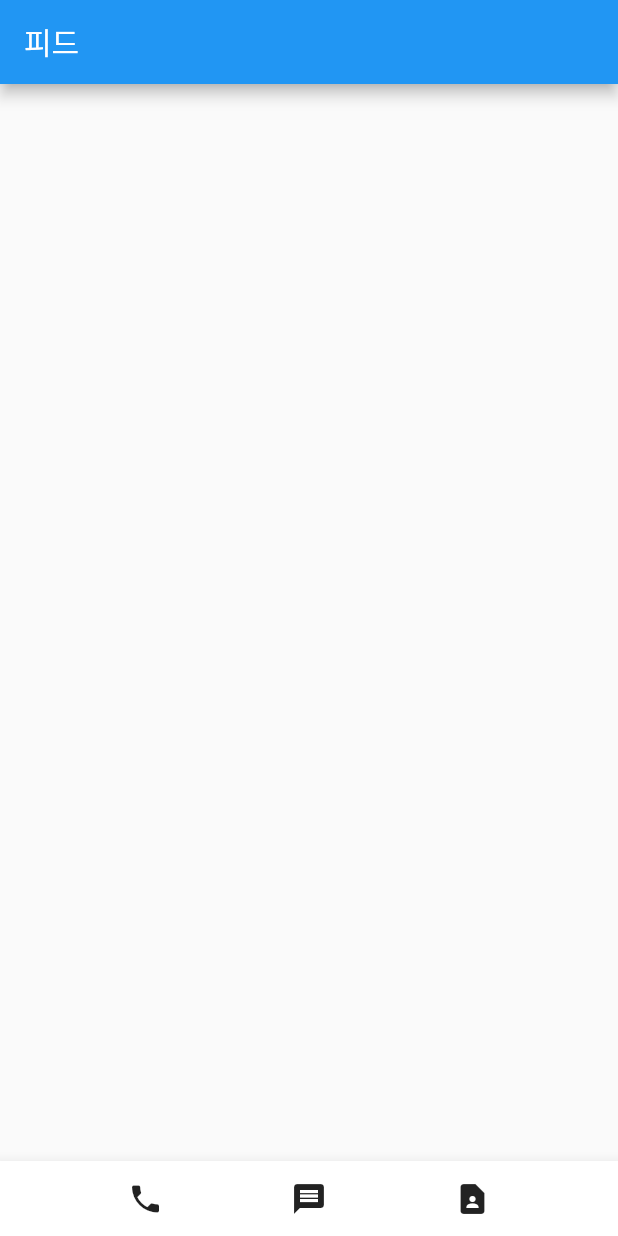
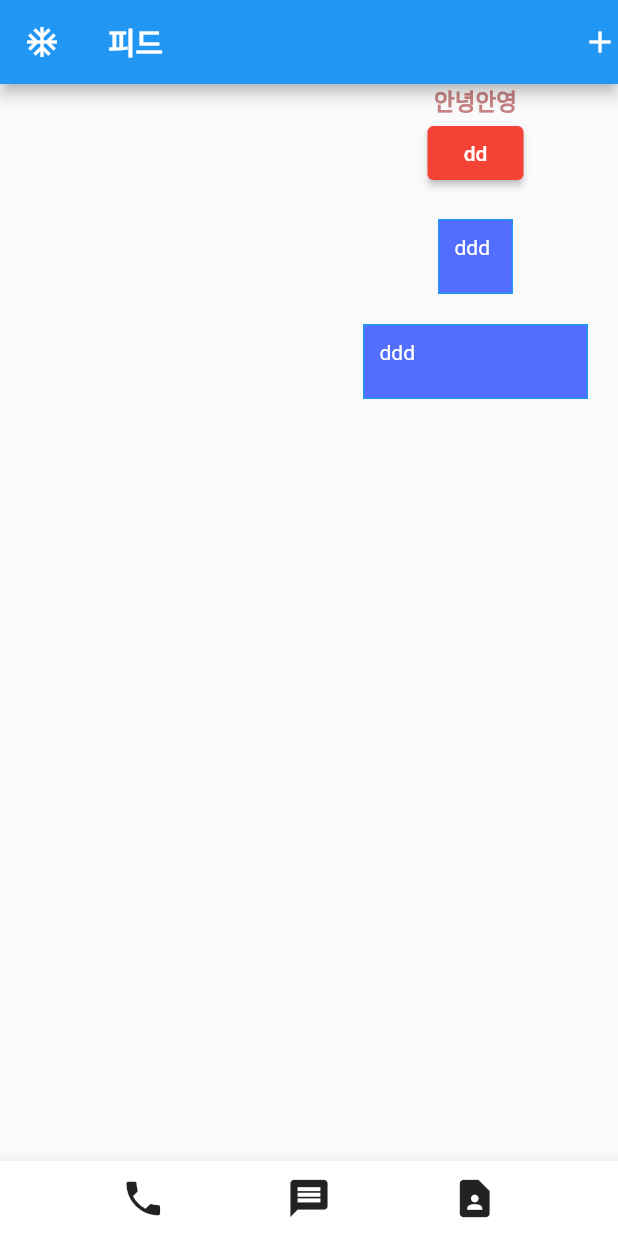
Before and after one commit to sang459/flutter_contact, a Flutter app: the screen it shows after launch, on a phone screen of 412 x 824 dp. Run offline on Flutter 3.47's test engine with Material 2 defaults, Android fonts, the phone set to English and light mode, and no system bars.

Commit message:
Typography와 Layout 과제 전

```diff
--- a/lib/main.dart
+++ b/lib/main.dart
@@ -12,9 +12,70 @@ class MyApp extends StatelessWidget {
 
     return MaterialApp(
       home: Scaffold(
-        appBar: AppBar( title: Text('피드'), ),
+        appBar: AppBar(
+          actions: [Icon(Icons.add)],
+          leading: Icon(Icons.ac_unit_sharp),
+          title: Text(
+              '피드',
+            style: TextStyle(fontWeight: FontWeight.w800)
 
-        body: Container(),
+          ),
+        ),
+
+        body: Align(
+          alignment: Alignment.topRight,
+          child: Column(
+            children: [
+
+              SizedBox(
+                child: Text('안녕안영',
+                  style: TextStyle(
+                    color: Color(0xffc68181),
+                    fontSize: 15,
+                    fontWeight: FontWeight.w600
+                  ),
+                ),
+              ),
+
+              SizedBox(
+                child: ElevatedButton(
+                  child: Text('dd') ,
+                  onPressed: (){},
+                  style: ButtonStyle(
+                      backgroundColor: MaterialStateProperty.all(Colors.red)
+                  ),
+                )
+              ),
+
+              Container(
+                width: 50, height: 50,
+                margin: EdgeInsets.fromLTRB(20, 20, 20, 0),
+                padding: EdgeInsets.all(10),
+                decoration: BoxDecoration(
+                  border: Border.all(color: Colors.blue),
+                  color: Colors.indigoAccent
+                ),
+                child: Text(
+                    style: TextStyle(color: Colors.white),
+                    'ddd'),
+              ),
+
+              Container(
+                width: 150, height: 50,
+                margin: EdgeInsets.fromLTRB(20, 20, 20, 0),
+                padding: EdgeInsets.all(10),
+                decoration: BoxDecoration(
+                    border: Border.all(color: Colors.blue),
+                    color: Colors.indigoAccent
+                ),
+                child: Text(
+                    style: TextStyle(color: Colors.white),
+                    'ddd'),
+              ),
+            ],
+          ),
+        ),
+
 
 
         bottomNavigationBar: BottomAppBar(
@@ -23,9 +84,9 @@ class MyApp extends StatelessWidget {
             child: Row(
               mainAxisAlignment: MainAxisAlignment.spaceEvenly,
               children: [
-                Icon(Icons.phone),
-                Icon(Icons.message),
-                Icon(Icons.contact_page)
+                Icon(Icons.phone, size: 30),
+                Icon(Icons.message, size: 30),
+                Icon(Icons.contact_page, size: 30)
               ],
             ),
           ),
```
